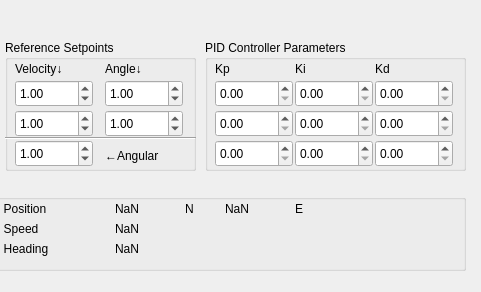
Old version of the form code/hli/ros/src/rqt_mypkg/src/rqt_mypkg/MyPlugin.ui in the repository nickoe/aauship-formation; both pictures show x 285 to 766 and y 0 to 292 of the 766 by 292 pixel window.
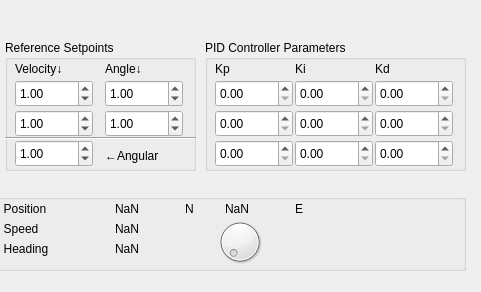
New version of the form.

Commit message: Moar working stuff to send to that control test topic

What changed in the file:
```diff
--- a/code/hli/ros/src/rqt_mypkg/src/rqt_mypkg/MyPlugin.ui
+++ b/code/hli/ros/src/rqt_mypkg/src/rqt_mypkg/MyPlugin.ui
@@ -599,6 +599,16 @@
      <string>E</string>
     </property>
    </widget>
+   <widget class="QDial" name="dial">
+    <property name="geometry">
+     <rect>
+      <x>490</x>
+      <y>30</y>
+      <width>50</width>
+      <height>64</height>
+     </rect>
+    </property>
+   </widget>
   </widget>
  </widget>
  <resources/>
```
The commit also changes 1 other file.
